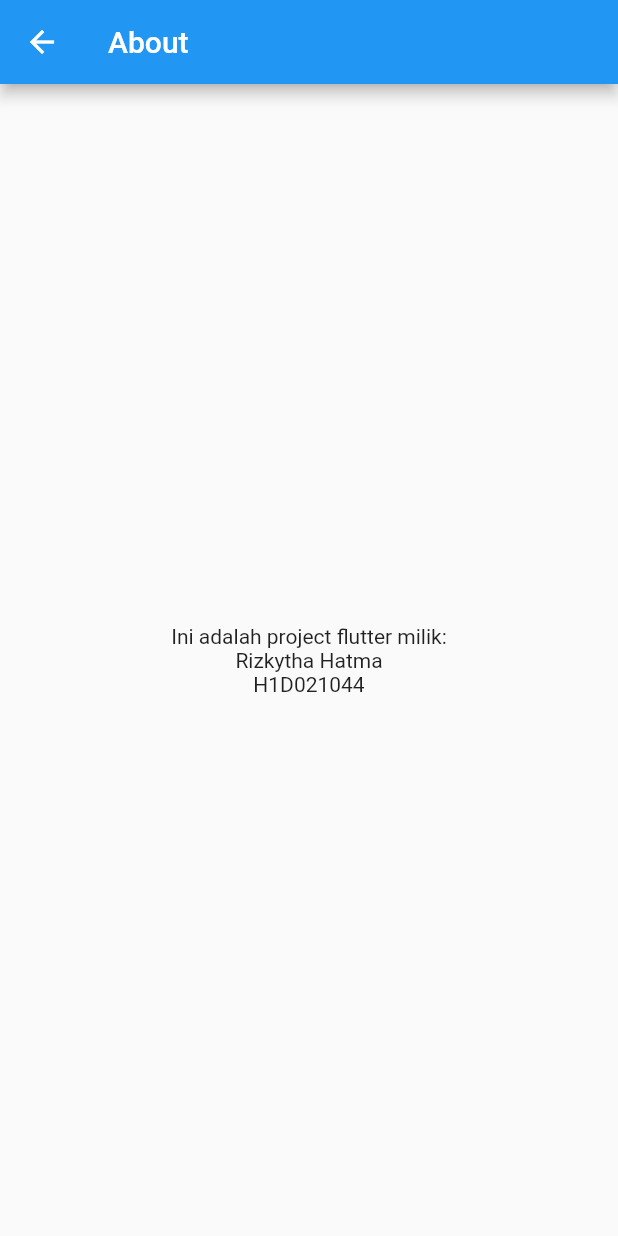
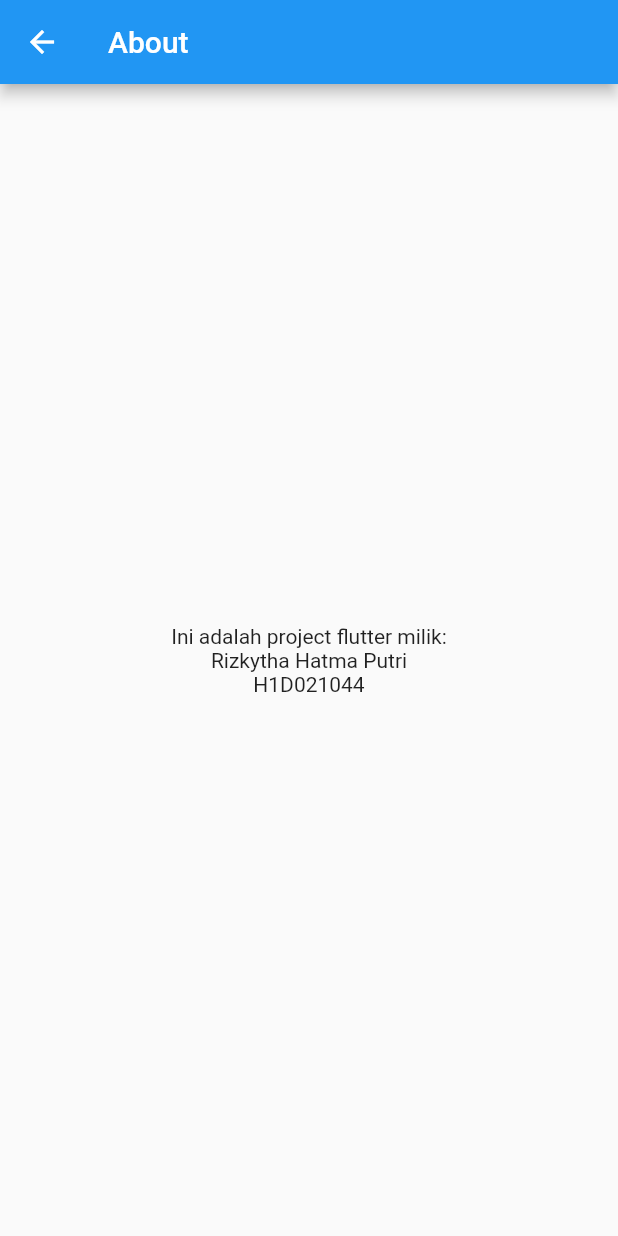
Before and after one commit to rizkythahatmaputri/tokokita, a Flutter app: the AboutPage screen opened directly, on a phone screen of 412 x 824 dp. Run offline on Flutter 3.47's test engine with Material 2 defaults, Android fonts, the phone set to English and light mode, and no system bars.

Commit message:
finishing about

```diff
--- a/lib/ui/about_page.dart
+++ b/lib/ui/about_page.dart
@@ -12,7 +12,7 @@ class AboutPage extends StatelessWidget {
         mainAxisAlignment: MainAxisAlignment.center,
         children: [
           Text('Ini adalah project flutter milik:'),
-          Text('Rizkytha Hatma'),
+          Text('Rizkytha Hatma Putri'),
           Text('H1D021044'),
         ],
       )),
```
